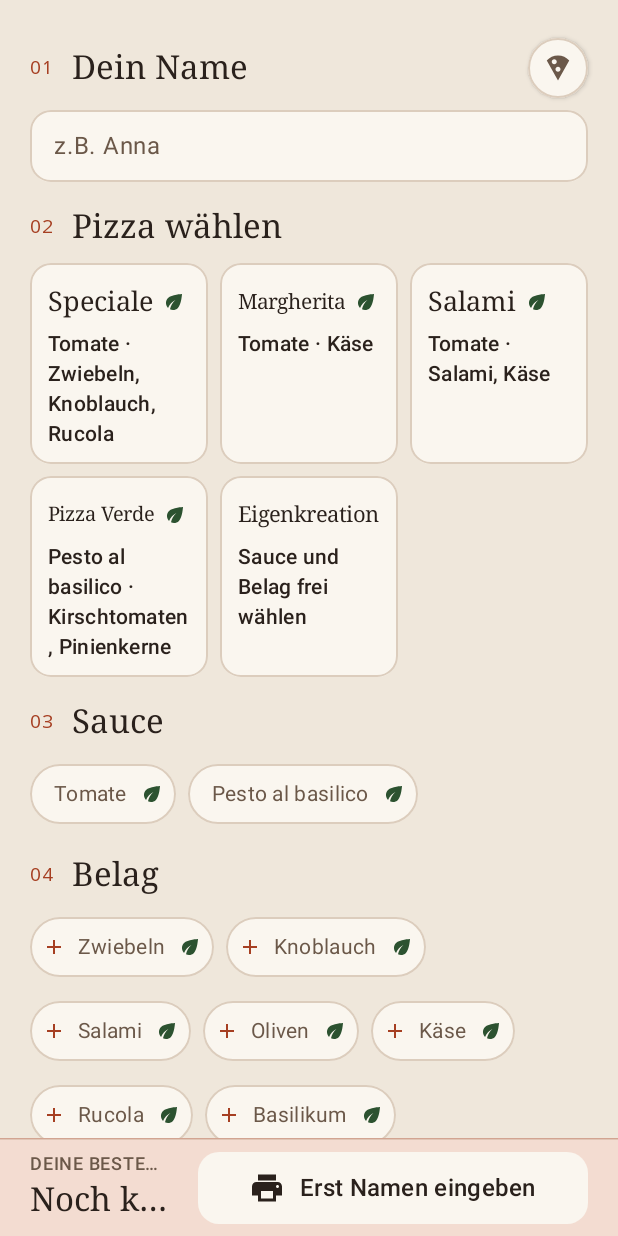
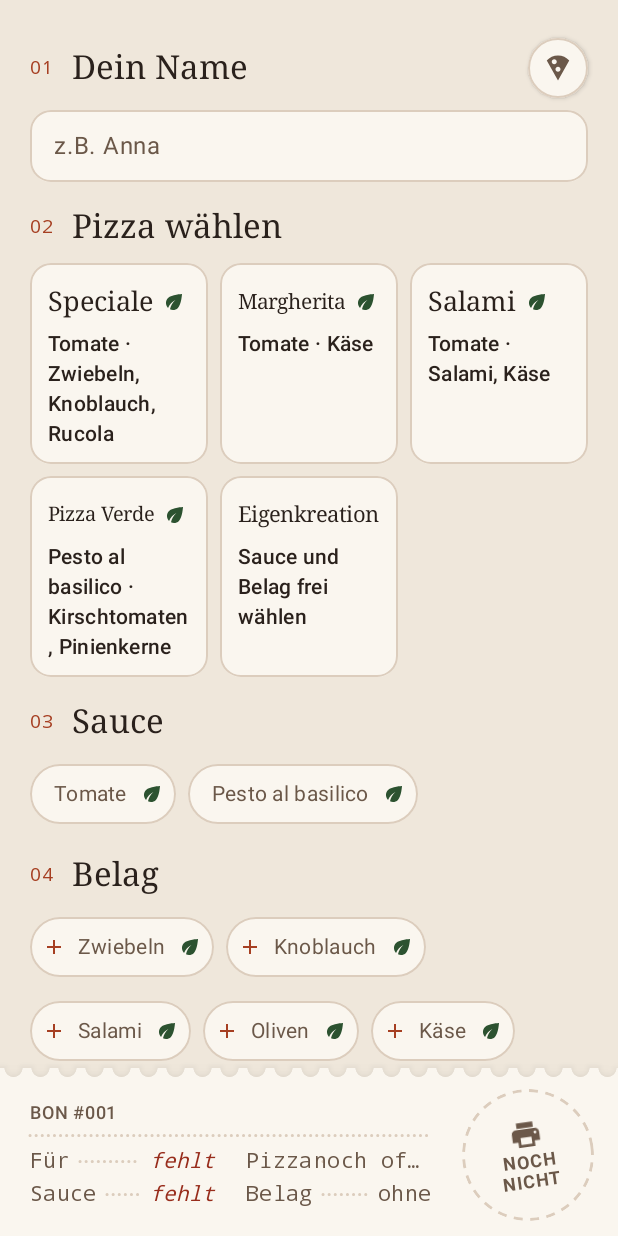
Before and after one commit to kaerbr/pizza-order, an Android app built with Jetpack Compose: the screen it shows after launch (MainActivity), on a phone screen of 412 x 824 dp. Run offline under Robolectric (Android 15) with nearby library versions, the phone set to English and light mode, and no system bars; libraries missing offline, so code that uses them is left out: com.dantsu.escposprinter; pictures from the network do not load.

Commit message:
feat: Bestellleiste als Bon mit Stempel-Knopf
Die untere Leiste zeigt die Bestellung so, wie sie gleich gedruckt wird:
abgerissene Kante, Monospace-Zeilen mit Punktlinien, Fehlendes rot auf
dem Bon. Bestellt wird über einen runden Stempel, der sich beim Ausfüllen
von gestrichelt zu satt färbt. Entwurf A aus design/dock.html.

Co-Authored-By: Claude Opus 5.5 <noreply@anthropic.com>
Claude-Session: https://claude.ai/code/session_01KSFfrpu6wh3ST6sw62xZcb

```diff
--- a/app/src/main/java/io/github/kaerbr/pizzaorder/AppViewModel.kt
+++ b/app/src/main/java/io/github/kaerbr/pizzaorder/AppViewModel.kt
@@ -22,7 +22,10 @@ data class AppState(
     /** Print state per order id ([TEST_PRINT_ID] for the test print); shown where the print was started. */
     val prints: Map<Long, PrintStatus> = emptyMap(),
     val printStyle: PrintStyle = PrintStyle.Receipt,
-)
+) {
+    // ponytail: restarts at #001 after "Alle löschen"; persist a counter if numbers must stay unique all night
+    val nextNumber get() = (orders.maxOfOrNull { it.number } ?: 0) + 1
+}
 
 /** [printout] is the exact markup sent to the printer, so the on-screen slip matches the paper one. */
 data class Confirmation(val order: Order, val printout: String)
@@ -110,8 +113,7 @@ class AppViewModel(application: Application) : AndroidViewModel(application) {
         val menuAfter = _state.value.menu.takeDough() ?: return
         updateMenu { menuAfter }
 
-        // ponytail: restarts at #001 after "Alle löschen"; persist a counter if numbers must stay unique all night
-        val number = (_state.value.orders.maxOfOrNull { it.number } ?: 0) + 1
+        val number = _state.value.nextNumber
         val order = Order(number = number, customer = cleanCustomer, pizza = pizza, note = note.trim(), diet = _state.value.menu.dietOf(pizza))
 
         val markup = printout(order)
--- a/app/src/main/java/io/github/kaerbr/pizzaorder/MainActivity.kt
+++ b/app/src/main/java/io/github/kaerbr/pizzaorder/MainActivity.kt
@@ -224,6 +224,7 @@ private fun MainScaffold(
                 when (page) {
                     0 -> OrderScreen(
                         menu = state.menu,
+                        nextNumber = state.nextNumber,
                         onSubmit = vm::submitOrder,
                     )
                     else -> OrdersListScreen(
--- /dev/null
+++ b/app/src/main/java/io/github/kaerbr/pizzaorder/ui/OrderDock.kt
@@ -0,0 +1,268 @@
+package io.github.kaerbr.pizzaorder.ui
+
+import androidx.compose.animation.Crossfade
+import androidx.compose.animation.animateColorAsState
+import androidx.compose.animation.core.Animatable
+import androidx.compose.animation.core.FastOutSlowInEasing
+import androidx.compose.animation.core.FiniteAnimationSpec
+import androidx.compose.animation.core.animateFloatAsState
+import androidx.compose.animation.core.spring
+import androidx.compose.animation.core.tween
+import androidx.compose.foundation.background
+import androidx.compose.foundation.clickable
+import androidx.compose.foundation.interaction.MutableInteractionSource
+import androidx.compose.foundation.interaction.collectIsPressedAsState
+import androidx.compose.foundation.layout.Arrangement
+import androidx.compose.foundation.layout.Box
+import androidx.compose.foundation.layout.Column
+import androidx.compose.foundation.layout.Row
+import androidx.compose.foundation.layout.Spacer
+import androidx.compose.foundation.layout.fillMaxWidth
+import androidx.compose.foundation.layout.height
+import androidx.compose.foundation.layout.padding
+import androidx.compose.foundation.layout.size
+import androidx.compose.foundation.shape.CircleShape
+import androidx.compose.material.icons.Icons
+import androidx.compose.material.icons.filled.Print
+import androidx.compose.material3.Icon
+import androidx.compose.material3.MaterialTheme
+import androidx.compose.material3.Text
+import androidx.compose.material3.ripple
+import androidx.compose.runtime.Composable
+import androidx.compose.runtime.getValue
+import androidx.compose.runtime.remember
+import androidx.compose.runtime.rememberCoroutineScope
+import androidx.compose.ui.Alignment
+import androidx.compose.ui.Modifier
+import androidx.compose.ui.draw.clip
+import androidx.compose.ui.draw.drawBehind
+import androidx.compose.ui.draw.shadow
+import androidx.compose.ui.geometry.Offset
+import androidx.compose.ui.geometry.Rect
+import androidx.compose.ui.geometry.Size
+import androidx.compose.ui.graphics.Color
+import androidx.compose.ui.graphics.Outline
+import androidx.compose.ui.graphics.Path
+import androidx.compose.ui.graphics.PathEffect
+import androidx.compose.ui.graphics.Shape
+import androidx.compose.ui.graphics.StrokeCap
+import androidx.compose.ui.graphics.drawscope.Stroke
+import androidx.compose.ui.graphics.graphicsLayer
+import androidx.compose.ui.semantics.Role
+import androidx.compose.ui.text.font.FontFamily
+import androidx.compose.ui.text.font.FontStyle
+import androidx.compose.ui.text.font.FontWeight
+import androidx.compose.ui.text.style.TextAlign
+import androidx.compose.ui.text.style.TextOverflow
+import androidx.compose.ui.unit.Density
+import androidx.compose.ui.unit.Dp
+import androidx.compose.ui.unit.LayoutDirection
+import androidx.compose.ui.unit.dp
+import androidx.compose.ui.unit.em
+import androidx.compose.ui.unit.sp
+import io.github.kaerbr.pizzaorder.Diet
+import io.github.kaerbr.pizzaorder.DoughStock
+import kotlinx.coroutines.launch
+
+/** What the dock shows, worked out once by OrderScreen from the form state. */
+internal data class DockOrder(
+    val customer: String,
+    /** null = no pizza card picked yet. */
+    val pizzaName: String?,
+    val sauce: String,
+    val toppings: List<String>,
+    val diet: Diet,
+    val dietCulprits: List<String>,
+    val dough: DoughStock?,
+) {
+    // Required steps: name and sauce (no toppings is fine, Marinara-style).
+    val hasName get() = customer.isNotBlank()
+    val hasSauce get() = sauce.isNotBlank()
+    val soldOut get() = dough?.isSoldOut == true
+    val complete get() = hasName && hasSauce && !soldOut
+}
+
+private fun DockOrder.dietLabel(): String? = when (diet) {
+    Diet.VEGAN -> diet.label
+    Diet.VEGETARIAN -> "${diet.label} (${dietCulprits.joinToString()})"
+    Diet.NONE -> null
+}
+
+private fun DoughStock.label() = if (isSoldOut) "Ausverkauft" else "Noch $available ${if (available == 1) "Pizza" else "Pizzen"}"
+
+// One slow ease for every state change in the dock, so filling in the form never snaps.
+private fun <T> ease(): FiniteAnimationSpec<T> = tween(durationMillis = 700, easing = FastOutSlowInEasing)
+
+/**
+ * The dock as the ticket that's about to print (design/dock.html, variant A): torn-off top edge,
+ * monospace lines with dot leaders like the menu, and whatever is still missing in red right on the
+ * ticket. The button is a round stamp that goes from dashed outline to solid once the order is complete.
+ */
+@Composable
+internal fun BonDock(order: DockOrder, number: Int, onSubmit: () -> Unit, modifier: Modifier = Modifier) {
+    val colors = MaterialTheme.colorScheme
+    val shape = remember { TicketEdge(radius = 6.dp, pitch = 18.dp) }
+    // After each order a fresh blank ticket feeds up from below, like the next one off the roll.
+    val feed = remember { Animatable(0f) }
+    val scope = rememberCoroutineScope()
+
+    Row(
+        modifier
+            .fillMaxWidth()
+            .graphicsLayer { translationY = feed.value * size.height }
+            .shadow(10.dp, shape)
+            .background(colors.surface, shape)
+            .padding(start = 20.dp, end = 16.dp, top = 14.dp, bottom = 10.dp),
+        verticalAlignment = Alignment.CenterVertically,
+        horizontalArrangement = Arrangement.spacedBy(20.dp),
+    ) {
+        Column(Modifier.weight(1f), verticalArrangement = Arrangement.spacedBy(6.dp)) {
+            Row(verticalAlignment = Alignment.CenterVertically) {
+                // Fades "· Vegan" → "· Vegetarisch (Käse)" as guests add toppings.
+                Crossfade(order.dietLabel(), animationSpec = ease(), label = "diet", modifier = Modifier.weight(1f)) { diet ->
+                    Eyebrow("Bon #%03d".format(number) + (diet?.let { " · $it" } ?: ""), maxLines = 1)
+                }
+                order.dough?.let { d ->
+                    Eyebrow(d.label(), maxLines = 1, color = if (d.isSoldOut || d.isLow) colors.error else colors.onSurfaceVariant)
+                }
+            }
+            DottedRule(colors.outline, Modifier.fillMaxWidth())
+            Row(horizontalArrangement = Arrangement.spacedBy(20.dp)) {
+                Column(Modifier.weight(1f), verticalArrangement = Arrangement.spacedBy(2.dp)) {
+                    BonLine("Für", order.customer.trim().ifEmpty { "fehlt" }, if (order.hasName) Line.Filled else Line.Missing)
+                    BonLine("Sauce", order.sauce.ifEmpty { "fehlt" }, if (order.hasSauce) Line.Filled else Line.Missing)
+                }
+                Column(Modifier.weight(1f), verticalArrangement = Arrangement.spacedBy(2.dp)) {
+                    BonLine("Pizza", order.pizzaName ?: "noch offen", if (order.pizzaName != null) Line.Filled else Line.Optional)
+                    BonLine("Belag", order.toppings.joinToString().ifEmpty { "ohne" }, if (order.toppings.isNotEmpty()) Line.Filled else Line.Optional)
+                }
+            }
+        }
+        Stamp(order) {
+            onSubmit()
+            scope.launch {
+                feed.snapTo(1f)
+                feed.animateTo(0f, tween(durationMillis = 450, easing = FastOutSlowInEasing))
+            }
+        }
+    }
+}
+
+private enum class Line { Filled, Missing, Optional }
+
+private val BonStyle @Composable get() = MaterialTheme.typography.bodyMedium.copy(fontFamily = FontFamily.Monospace)
+
+@Composable
+private fun BonLine(key: String, value: String, line: Line) {
+    val colors = MaterialTheme.colorScheme
+    val valueColor by animateColorAsState(
+        when (line) {
+            Line.Filled -> colors.onSurface
+            Line.Missing -> colors.error
+            Line.Optional -> colors.onSurfaceVariant
+        },
+        ease(), label = "bonLine",
+    )
+    Row(verticalAlignment = Alignment.CenterVertically) {
+        Text(key, style = BonStyle, color = colors.onSurfaceVariant, maxLines = 1)
+        // Dot leader: takes what's left after key and value, so a long value ellipsizes before the dots vanish.
+        DottedRule(colors.outline, Modifier.weight(1f).padding(horizontal = 6.dp))
+        Text(
+            value,
+            style = BonStyle,
+            color = valueColor,
+            fontWeight = if (line == Line.Filled) FontWeight.SemiBold else FontWeight.Normal,
+            fontStyle = if (line == Line.Missing) FontStyle.Italic else FontStyle.Normal,
+            maxLines = 1,
+            overflow = TextOverflow.Ellipsis,
+        )
+    }
+}
+
+@Composable
+private fun DottedRule(color: Color, modifier: Modifier = Modifier) {
+    Spacer(
+        modifier.height(2.dp).drawBehind {
+            drawLine(
+                color, Offset(0f, size.height / 2), Offset(size.width, size.height / 2),
+                strokeWidth = size.height, cap = StrokeCap.Round,
+                pathEffect = PathEffect.dashPathEffect(floatArrayOf(0.1f, 4.dp.toPx())),
+            )
+        },
+    )
+}
+
+@Composable
+private fun Stamp(order: DockOrder, onClick: () -> Unit) {
+    val colors = MaterialTheme.colorScheme
+    val interaction = remember { MutableInteractionSource() }
+    val pressed by interaction.collectIsPressedAsState()
+    val fill by animateColorAsState(if (order.complete) colors.primary else Color.Transparent, ease(), label = "stampFill")
+    val ink by animateColorAsState(if (order.complete) colors.onPrimary else colors.onSurfaceVariant, ease(), label = "stampInk")
+    val tilt by animateFloatAsState(if (order.complete) -4f else -8f, ease(), label = "stampTilt")
+    val scale by animateFloatAsState(if (pressed) 0.88f else 1f, spring(dampingRatio = 0.4f), label = "stampPress")
+    val ring = colors.outline
+    val complete = order.complete
+
+    Box(
+        Modifier
+            .size(88.dp)
+            .graphicsLayer { rotationZ = tilt; scaleX = scale; scaleY = scale }
+            .clip(CircleShape)
+            .clickable(interaction, ripple(), enabled = complete, role = Role.Button, onClick = onClick)
+            .drawBehind {
+                drawCircle(fill)
+                if (complete) {
+                    // Inner ring gives the rubber-stamp double edge.
+                    drawCircle(ink, radius = size.minDimension / 2 - 5.dp.toPx(), style = Stroke(1.5.dp.toPx()))
+                } else {
+                    val stroke = 2.dp.toPx()
+                    drawCircle(
+                        ring, radius = (size.minDimension - stroke) / 2,
+                        style = Stroke(stroke, pathEffect = PathEffect.dashPathEffect(floatArrayOf(6.dp.toPx(), 5.dp.toPx()))),
+                    )
+                }
+            },
+        contentAlignment = Alignment.Center,
+    ) {
+        Column(horizontalAlignment = Alignment.CenterHorizontally, modifier = Modifier.padding(horizontal = 8.dp)) {
+            Icon(Icons.Default.Print, null, Modifier.size(22.dp), tint = ink)
+            Text(
+                when {
+                    order.soldOut -> "Kein Teig"
+                    complete -> "Ab in den Ofen"
+                    else -> "Noch nicht"
+                }.uppercase(),
+                style = MaterialTheme.typography.labelMedium,
+                fontWeight = FontWeight.Bold,
+                letterSpacing = 0.06.em,
+                lineHeight = 13.sp,
+                textAlign = TextAlign.Center,
+                color = ink,
+            )
+        }
+    }
+}
+
+/** Top edge with half-round notches, like a ticket torn off the printer roll. */
+private class TicketEdge(private val radius: Dp, private val pitch: Dp) : Shape {
+    override fun createOutline(size: Size, layoutDirection: LayoutDirection, density: Density): Outline {
+        val r = with(density) { radius.toPx() }
+        val step = with(density) { pitch.toPx() }
+        val path = Path().apply {
+            moveTo(0f, 0f)
+            var cx = step / 2
+            while (cx + r <= size.width) {
+                lineTo(cx - r, 0f)
+                // Negative sweep from the left point runs through the bottom: the notch bites into the paper.
+                arcTo(Rect(cx - r, -r, cx + r, r), 180f, -180f, false)
+                cx += step
+            }
+            lineTo(size.width, 0f)
+            lineTo(size.width, size.height)
+            lineTo(0f, size.height)
+            close()
+        }
+        return Outline.Generic(path)
+    }
+}
--- a/app/src/main/java/io/github/kaerbr/pizzaorder/ui/OrderScreen.kt
+++ b/app/src/main/java/io/github/kaerbr/pizzaorder/ui/OrderScreen.kt
@@ -1,12 +1,6 @@
 package io.github.kaerbr.pizzaorder.ui
 
-import androidx.compose.animation.Crossfade
-import androidx.compose.animation.animateColorAsState
-import androidx.compose.animation.core.FastOutSlowInEasing
-import androidx.compose.animation.core.animateFloatAsState
-import androidx.compose.animation.core.tween
 import androidx.compose.foundation.BorderStroke
-import androidx.compose.foundation.background
 import androidx.compose.foundation.border
 import androidx.compose.foundation.interaction.MutableInteractionSource
 import androidx.compose.foundation.layout.Arrangement
@@ -23,7 +17,6 @@ import androidx.compose.foundation.layout.height
 import androidx.compose.foundation.layout.heightIn
 import androidx.compose.foundation.layout.padding
 import androidx.compose.foundation.layout.size
-import androidx.compose.foundation.layout.width
 import androidx.compose.foundation.layout.widthIn
 import androidx.compose.foundation.rememberScrollState
 import androidx.compose.foundation.shape.CircleShape
@@ -37,14 +30,10 @@ import androidx.compose.material.icons.Icons
 import androidx.compose.material.icons.filled.Add
 import androidx.compose.material.icons.filled.Check
 import androidx.compose.material.icons.filled.Eco
-import androidx.compose.material.icons.filled.Print
 import androidx.compose.material.icons.outlined.Eco
-import androidx.compose.material3.Button
-import androidx.compose.material3.ButtonDefaults
 import androidx.compose.material3.ExperimentalMaterial3Api
 import androidx.compose.material3.FilterChip
 import androidx.compose.material3.FilterChipDefaults
-import androidx.compose.material3.HorizontalDivider
 import androidx.compose.material3.Icon
 import androidx.compose.material3.MaterialTheme
 import androidx.compose.material3.OutlinedTextFieldDefaults
@@ -58,8 +47,6 @@ import androidx.compose.runtime.saveable.rememberSaveable
 import androidx.compose.runtime.setValue
 import androidx.compose.ui.Alignment
 import androidx.compose.ui.Modifier
-import androidx.compose.ui.draw.clip
-import androidx.compose.ui.draw.drawBehind
 import androidx.compose.ui.graphics.Color
 import androidx.compose.ui.graphics.SolidColor
 import androidx.compose.ui.graphics.vector.ImageVector
@@ -95,6 +82,8 @@ internal val QuickMenuSize = ChipHeight
 @Composable
 fun OrderScreen(
     menu: MenuConfig,
+    /** Shown on the ticket in the dock; the order gets it once submitted. */
+    nextNumber: Int,
     onSubmit: (customer: String, pizza: Pizza, note: String) -> Unit,
     modifier: Modifier = Modifier,
 ) {
@@ -203,97 +192,17 @@ fun OrderScreen(
             }
         }
 
-        // Dock: order summary + submit, pinned to the bottom. Tinted so "your order" stands apart from
-        // the form; page switch and settings float top-right (MainActivity) and stay out of here.
-        HorizontalDivider(color = MaterialTheme.colorScheme.primary.copy(alpha = 0.4f))
-        Surface(color = MaterialTheme.colorScheme.primaryContainer) {
-            Row(
-                Modifier.fillMaxWidth().padding(horizontal = 20.dp, vertical = 8.dp),
-                verticalAlignment = Alignment.CenterVertically,
-                horizontalArrangement = Arrangement.spacedBy(20.dp),
-            ) {
-                Column(Modifier.weight(1f)) {
-                    // Fades "· Vegan" → "· Vegetarisch (Käse)" as guests add toppings, same ease as the button.
-                    val dietSuffix = when (diet) {
-                        Diet.VEGAN -> " · ${diet.label}"
-                        Diet.VEGETARIAN -> " · ${diet.label} (${menu.dietCulprits(current).joinToString()})"
-                        Diet.NONE -> ""
-                    }
-                    // Dough stock rides in the eyebrow line instead of a third line under the summary.
-                    Row(verticalAlignment = Alignment.CenterVertically) {
-                        Crossfade(
-                            dietSuffix, animationSpec = tween(durationMillis = 700, easing = FastOutSlowInEasing), label = "diet",
-                            modifier = Modifier.weight(1f, fill = false),
-                        ) {
-                            Eyebrow("Deine Bestellung$it", maxLines = 1)
-                        }
-                        menu.dough?.let { d ->
-                            Eyebrow(
-                                if (d.isSoldOut) " · Ausverkauft" else " · Noch ${d.available} ${if (d.available == 1) "Pizza" else "Pizzen"}",
-                                maxLines = 1,
-                                color = if (d.isSoldOut || d.isLow) MaterialTheme.colorScheme.error else MaterialTheme.colorScheme.onSurfaceVariant,
-                            )
-                        }
-                    }
-                    Text(
-                        when {
-                            pizzaName == null -> "Noch keine Pizza gewählt"
-                            customer.isBlank() -> pizzaName
-                            else -> "$pizzaName für ${customer.trim()}"
-                        },
-                        style = MaterialTheme.typography.headlineSmall.copy(fontSize = MaterialTheme.typography.titleLarge.fontSize),
-                        maxLines = 1, overflow = TextOverflow.Ellipsis,
-                    )
-                }
-                // Required steps: name and sauce (no toppings is fine, Marinara-style).
-                // The button fills from the left as they get done and only enables when all are.
-                val steps = listOf(customer.isNotBlank(), sauceName.isNotBlank())
-                val soldOut = menu.dough?.isSoldOut == true
-                val complete = steps.all { it } && !soldOut
-                // One slow ease for fill, colour and text so enabling doesn't snap: the button is always
-                // transparent and everything visible is this animated fill.
-                val ease = tween<Float>(durationMillis = 700, easing = FastOutSlowInEasing)
-                val progress by animateFloatAsState(steps.count { it } / steps.size.toFloat(), ease, label = "progress")
-                val fillAlpha by animateFloatAsState(if (complete) 1f else 0.35f, ease, label = "fillAlpha")
-                val contentColor by animateColorAsState(
-                    if (complete) MaterialTheme.colorScheme.onPrimary else MaterialTheme.colorScheme.onSurface,
-                    tween(durationMillis = 700, easing = FastOutSlowInEasing), label = "content",
-                )
-                val shape = RoundedCornerShape(14.dp)
-                val fill = MaterialTheme.colorScheme.primary
-                Button(
-                    onClick = {
-                        onSubmit(customer, current, note)
-                        customer = ""; note = ""
-                        sauceName = ""; toppingNames = emptyList(); customPicked = false
-                    },
-                    enabled = complete,
-                    shape = shape,
-                    colors = ButtonDefaults.buttonColors(
-                        containerColor = Color.Transparent, contentColor = contentColor,
-                        disabledContainerColor = Color.Transparent, disabledContentColor = contentColor,
-                    ),
-                    modifier = Modifier
-                        .heightIn(min = ControlHeight).widthIn(min = 260.dp)
-                        .clip(shape)
-                        .background(MaterialTheme.colorScheme.surface)
-                        .drawBehind { drawRect(fill.copy(alpha = fillAlpha), size = size.copy(width = size.width * progress)) },
-                ) {
-                    Icon(Icons.Default.Print, null)
-                    Spacer(Modifier.width(10.dp))
-                    Text(
-                        when {
-                            soldOut -> "Kein Teig mehr"
-                            customer.isBlank() -> "Erst Namen eingeben"
-                            sauceName.isBlank() -> "Erst Sauce wählen"
-                            else -> "Bestellen & drucken"
-                        },
-                        style = MaterialTheme.typography.titleMedium,
-                        fontWeight = FontWeight.SemiBold,
-                    )
-                }
-            }
-        }
+        // Dock: the order as the ticket that's about to print, pinned to the bottom. Page switch and
+        // settings float top-right (MainActivity) and stay out of here.
+        BonDock(
+            DockOrder(customer, pizzaName, sauceName, toppingNames, diet, menu.dietCulprits(current), menu.dough),
+            number = nextNumber,
+            onSubmit = {
+                onSubmit(customer, current, note)
+                customer = ""; note = ""
+                sauceName = ""; toppingNames = emptyList(); customPicked = false
+            },
+        )
     }
 }
 
```
